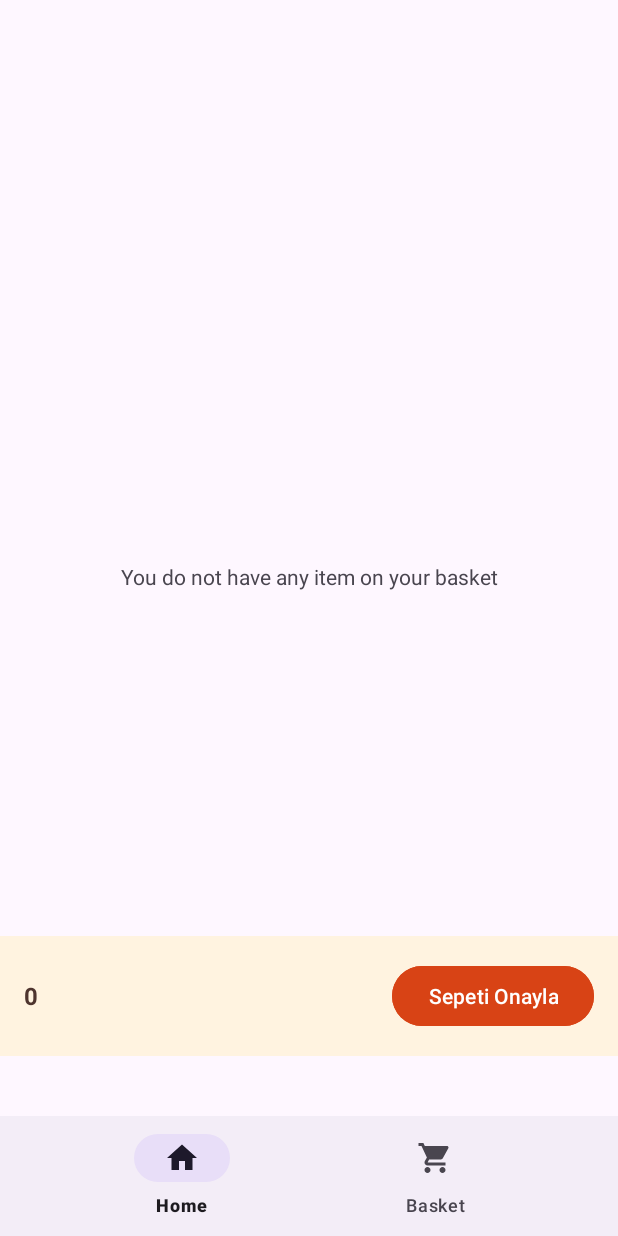
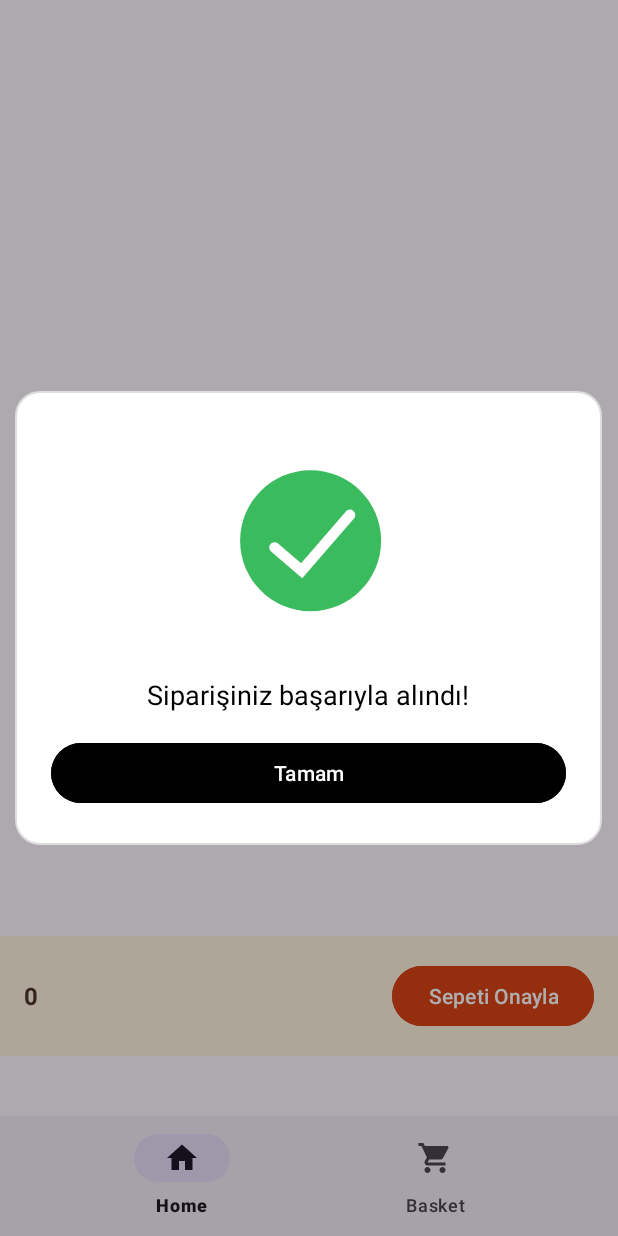
Before and after one commit to bymaskeli53/E-Commerce-Demo, an Android app: the BasketFragment screen opened through its navigation route, after a tap on "Sepeti Onayla", on a phone screen of 412 x 824 dp. Run offline under Robolectric (Android 15) with nearby library versions, the phone set to English and light mode, and no system bars; our stand-ins replace Dagger/Hilt's generated code, Shimmer, navigation-ui; pictures from the network do not load.

Commit message:
feat: Add Lottie animation for order success dialog
This commit introduces a Lottie animation to display a success message when an order is completed.

Key changes:
- Added the Lottie dependency to `build.gradle.kts` and `libs.versions.toml`.
- Created `success_order_dialog.xml` layout containing a `LottieAnimationView` and text for the success message.
- Added `dialog_background.xml` for styling the dialog.
- Included `success_check.json` Lottie animation file in `res/raw`.
- Updated `BasketFragment`:
    - Implemented `showSuccessDialog()` method to display the custom AlertDialog with the Lottie animation.
    - Called `showSuccessDialog()` when the "Confirm Basket" button is clicked, replacing the previous Toast message.

```diff
--- a/app/build.gradle.kts
+++ b/app/build.gradle.kts
@@ -84,4 +84,7 @@ dependencies {
     implementation(libs.androidx.navigation.fragment.ktx)
     implementation(libs.androidx.navigation.ui.ktx)
 
+    // Lottie
+    implementation(libs.lottie)
+
 }
--- a/app/src/main/java/com/gundogar/e_commerce_demo/BasketFragment.kt
+++ b/app/src/main/java/com/gundogar/e_commerce_demo/BasketFragment.kt
@@ -4,7 +4,9 @@ import android.os.Bundle
 import android.view.LayoutInflater
 import android.view.View
 import android.view.ViewGroup
+import android.widget.Button
 import android.widget.Toast
+import androidx.appcompat.app.AlertDialog
 import androidx.fragment.app.Fragment
 import androidx.fragment.app.viewModels
 import androidx.lifecycle.Lifecycle
@@ -61,7 +63,7 @@ class BasketFragment : Fragment() {
 
     private fun completeOrder() {
         binding.btnConfirmBasket.setOnClickListener {
-            Toast.makeText(requireContext(), "Order Completed", Toast.LENGTH_SHORT).show()
+            showSuccessDialog()
         }
     }
 
@@ -70,4 +72,20 @@ class BasketFragment : Fragment() {
         viewModel.getBasketItems()
     }
 
+    private fun showSuccessDialog() {
+        val dialogView = layoutInflater.inflate(R.layout.success_order_dialog, null)
+        val dialog = AlertDialog.Builder(requireContext())
+            .setView(dialogView)
+            .setCancelable(false)
+            .create()
+
+        dialog.window?.setBackgroundDrawableResource(android.R.color.transparent)
+
+        dialogView.findViewById<Button>(R.id.btnDialogOk).setOnClickListener {
+            dialog.dismiss()
+        }
+
+        dialog.show()
+    }
+
 }
--- /dev/null
+++ b/app/src/main/res/drawable/dialog_background.xml
@@ -0,0 +1,22 @@
+<?xml version="1.0" encoding="utf-8"?>
+<shape xmlns:android="http://schemas.android.com/apk/res/android"
+    android:shape="rectangle">
+
+    <!-- Arka plan rengi -->
+    <solid android:color="@android:color/white" />
+
+    <!-- Köşe yumuşaklığı -->
+    <corners android:radius="16dp" />
+
+    <!-- Hafif gölge efekti için çerçeve -->
+    <padding
+        android:left="8dp"
+        android:top="8dp"
+        android:right="8dp"
+        android:bottom="8dp" />
+
+    <!-- Opsiyonel hafif çerçeve -->
+    <stroke
+        android:width="1dp"
+        android:color="#DDDDDD" />
+</shape>
--- /dev/null
+++ b/app/src/main/res/layout/success_order_dialog.xml
@@ -0,0 +1,37 @@
+<?xml version="1.0" encoding="utf-8"?>
+<LinearLayout xmlns:android="http://schemas.android.com/apk/res/android"
+    xmlns:app="http://schemas.android.com/apk/res-auto"
+    android:orientation="vertical"
+    android:layout_width="match_parent"
+    android:layout_height="wrap_content"
+    android:padding="24dp"
+    android:background="@drawable/dialog_background"
+    android:gravity="center">
+
+    <com.airbnb.lottie.LottieAnimationView
+        android:id="@+id/lottieSuccess"
+        android:layout_width="150dp"
+        android:layout_height="150dp"
+        app:lottie_rawRes="@raw/success_check"
+        app:lottie_autoPlay="true"
+        app:lottie_loop="false" />
+
+    <TextView
+        android:id="@+id/tvSuccessText"
+        android:layout_width="wrap_content"
+        android:layout_height="wrap_content"
+        android:text="Siparişiniz başarıyla alındı!"
+        android:textSize="18sp"
+        android:textColor="@android:color/black"
+        android:layout_marginTop="16dp" />
+
+    <Button
+        android:id="@+id/btnDialogOk"
+        android:layout_width="match_parent"
+        android:layout_height="wrap_content"
+        android:text="Tamam"
+        android:layout_marginTop="16dp"
+        android:backgroundTint="@color/black"
+        android:textColor="@android:color/white" />
+
+</LinearLayout>
--- a/gradle/libs.versions.toml
+++ b/gradle/libs.versions.toml
@@ -32,6 +32,7 @@ detekt = "1.23.6"
 okhttp = "4.12.0"
 logging-interceptor = "4.12.0"
 androidxNavigationSafeargsGradlePlugin = "2.8.5"
+lottie = "6.4.0"
 
 [libraries]
 androidx-core-ktx = { group = "androidx.core", name = "core-ktx", version.ref = "coreKtx" }
@@ -73,6 +74,7 @@ gson = { group = "com.google.code.gson", name = "gson", version.ref = "gson" }
 
 androidx-navigation-fragment-ktx = { group = "androidx.navigation", name = "navigation-fragment-ktx", version.ref = "navigationFragmentKtx" }
 androidx-navigation-ui-ktx = { group = "androidx.navigation", name = "navigation-ui-ktx", version.ref = "navigationUiKtx" }
+lottie = { group = "com.airbnb.android", name = "lottie", version.ref = "lottie" }
 
 
 detekt = { group = "io.gitlab.arturbosch.detekt", name = "detekt-formatting", version.ref = "detekt" }
```
Also changed, not shown: app/src/main/res/raw/success_check.json (added, +1 -0 lines).
